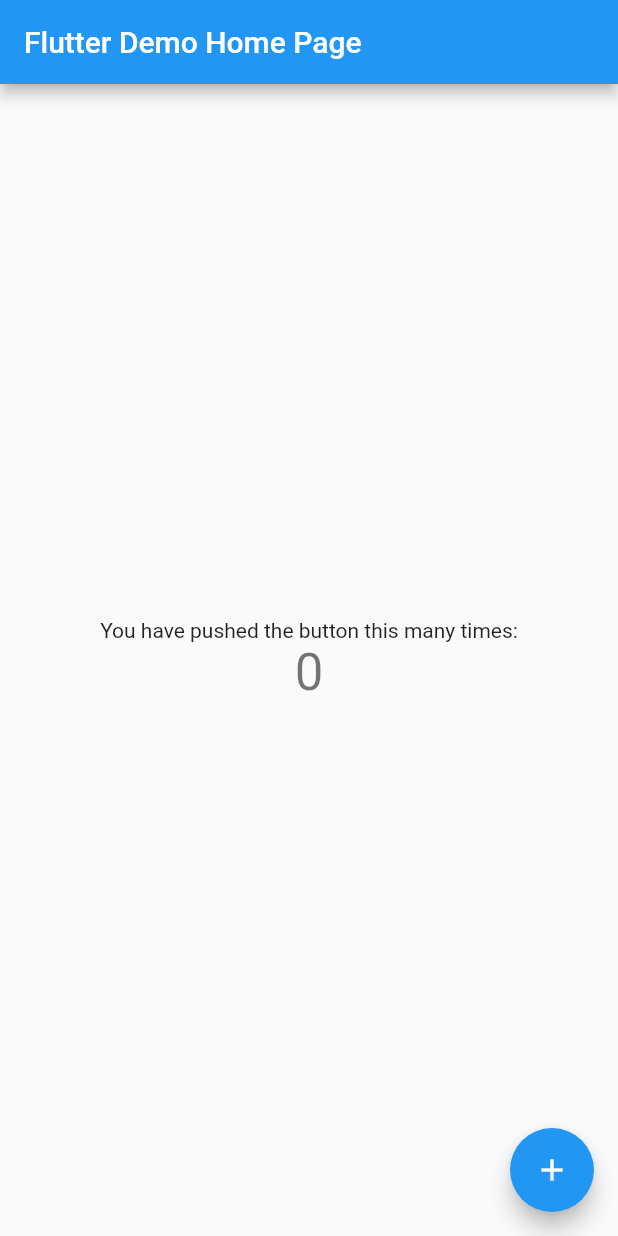
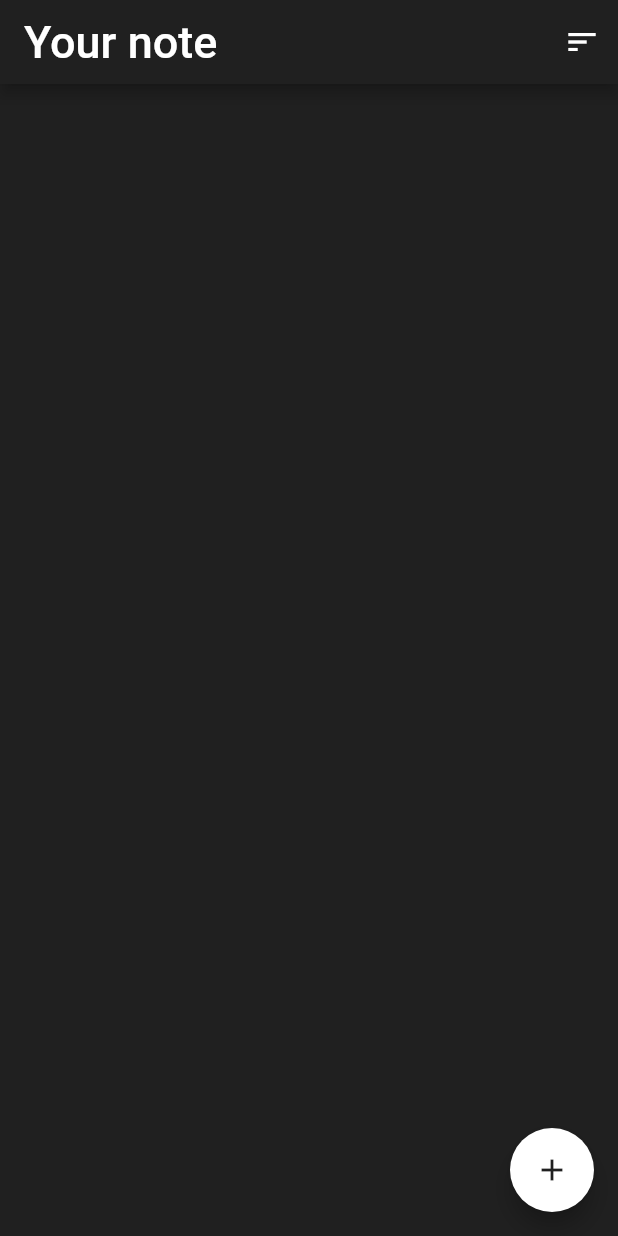
Before and after one commit to mugon-dev/flutter_note_app, a Flutter app: the screen it shows after launch, on a phone screen of 412 x 824 dp. Run offline on Flutter 3.47's test engine with Material 2 defaults, Android fonts, the phone set to English and light mode, and no system bars; our stand-ins replace freezed_annotation, sqflite; accounts and stored records are empty.

```diff
--- a/lib/main.dart
+++ b/lib/main.dart
@@ -1,4 +1,6 @@
 import 'package:flutter/material.dart';
+import 'package:flutter_note_app/presentation/notes/notes_screen.dart';
+import 'package:flutter_note_app/ui/colors.dart';
 
 void main() {
   runApp(const MyApp());
@@ -7,109 +9,24 @@ void main() {
 class MyApp extends StatelessWidget {
   const MyApp({Key? key}) : super(key: key);
 
-  // This widget is the root of your application.
   @override
   Widget build(BuildContext context) {
     return MaterialApp(
       title: 'Flutter Demo',
       theme: ThemeData(
-        // This is the theme of your application.
-        //
-        // Try running your application with "flutter run". You'll see the
-        // application has a blue toolbar. Then, without quitting the app, try
-        // changing the primarySwatch below to Colors.green and then invoke
-        // "hot reload" (press "r" in the console where you ran "flutter run",
-        // or simply save your changes to "hot reload" in a Flutter IDE).
-        // Notice that the counter didn't reset back to zero; the application
-        // is not restarted.
-        primarySwatch: Colors.blue,
+        primaryColor: Colors.white,
+        backgroundColor: darkGray,
+        canvasColor: darkGray,
+        floatingActionButtonTheme:
+            Theme.of(context).floatingActionButtonTheme.copyWith(
+                  backgroundColor: Colors.white,
+                  foregroundColor: darkGray,
+                ),
+        appBarTheme: Theme.of(context).appBarTheme.copyWith(
+              backgroundColor: darkGray,
+            ),
       ),
-      home: const MyHomePage(title: 'Flutter Demo Home Page'),
+      home: const NotesScreen(),
     );
   }
 }
-
-class MyHomePage extends StatefulWidget {
-  const MyHomePage({Key? key, required this.title}) : super(key: key);
-
-  // This widget is the home page of your application. It is stateful, meaning
-  // that it has a State object (defined below) that contains fields that affect
-  // how it looks.
-
-  // This class is the configuration for the state. It holds the values (in this
-  // case the title) provided by the parent (in this case the App widget) and
-  // used by the build method of the State. Fields in a Widget subclass are
-  // always marked "final".
-
-  final String title;
-
-  @override
-  State<MyHomePage> createState() => _MyHomePageState();
-}
-
-class _MyHomePageState extends State<MyHomePage> {
-  int _counter = 0;
-
-  void _incrementCounter() {
-    setState(() {
-      // This call to setState tells the Flutter framework that something has
-      // changed in this State, which causes it to rerun the build method below
-      // so that the display can reflect the updated values. If we changed
-      // _counter without calling setState(), then the build method would not be
-      // called again, and so nothing would appear to happen.
-      _counter++;
-    });
-  }
-
-  @override
-  Widget build(BuildContext context) {
-    // This method is rerun every time setState is called, for instance as done
-    // by the _incrementCounter method above.
-    //
-    // The Flutter framework has been optimized to make rerunning build methods
-    // fast, so that you can just rebuild anything that needs updating rather
-    // than having to individually change instances of widgets.
-    return Scaffold(
-      appBar: AppBar(
-        // Here we take the value from the MyHomePage object that was created by
-        // the App.build method, and use it to set our appbar title.
-        title: Text(widget.title),
-      ),
-      body: Center(
-        // Center is a layout widget. It takes a single child and positions it
-        // in the middle of the parent.
-        child: Column(
-          // Column is also a layout widget. It takes a list of children and
-          // arranges them vertically. By default, it sizes itself to fit its
-          // children horizontally, and tries to be as tall as its parent.
-          //
-          // Invoke "debug painting" (press "p" in the console, choose the
-          // "Toggle Debug Paint" action from the Flutter Inspector in Android
-          // Studio, or the "Toggle Debug Paint" command in Visual Studio Code)
-          // to see the wireframe for each widget.
-          //
-          // Column has various properties to control how it sizes itself and
-          // how it positions its children. Here we use mainAxisAlignment to
-          // center the children vertically; the main axis here is the vertical
-          // axis because Columns are vertical (the cross axis would be
-          // horizontal).
-          mainAxisAlignment: MainAxisAlignment.center,
-          children: <Widget>[
-            const Text(
-              'You have pushed the button this many times:',
-            ),
-            Text(
-              '$_counter',
-              style: Theme.of(context).textTheme.headline4,
-            ),
-          ],
-        ),
-      ),
-      floatingActionButton: FloatingActionButton(
-        onPressed: _incrementCounter,
-        tooltip: 'Increment',
-        child: const Icon(Icons.add),
-      ), // This trailing comma makes auto-formatting nicer for build methods.
-    );
-  }
-}
--- /dev/null
+++ b/lib/presentation/notes/notes_screen.dart
@@ -0,0 +1,25 @@
+import 'package:flutter/material.dart';
+
+class NotesScreen extends StatelessWidget {
+  const NotesScreen({Key? key}) : super(key: key);
+
+  @override
+  Widget build(BuildContext context) {
+    return Scaffold(
+      appBar: AppBar(
+        title: const Text(
+          'Your note',
+          style: TextStyle(fontSize: 30),
+        ),
+        actions: [
+          IconButton(onPressed: () {}, icon: const Icon(Icons.sort)),
+        ],
+      ),
+      body: Container(),
+      floatingActionButton: FloatingActionButton(
+        onPressed: () {},
+        child: const Icon(Icons.add),
+      ),
+    );
+  }
+}
```
Also changed, not shown: lib/presentation/add_edit_note/add_edit_note_event.dart (added, +11 -0 lines), lib/presentation/add_edit_note/add_edit_note_view_model.dart (added, +47 -0 lines), lib/ui/colors.dart (added, +10 -0 lines), lib/presentation/add_edit_note/add_edit_note_event.freezed.dart (added), 3 other files.
